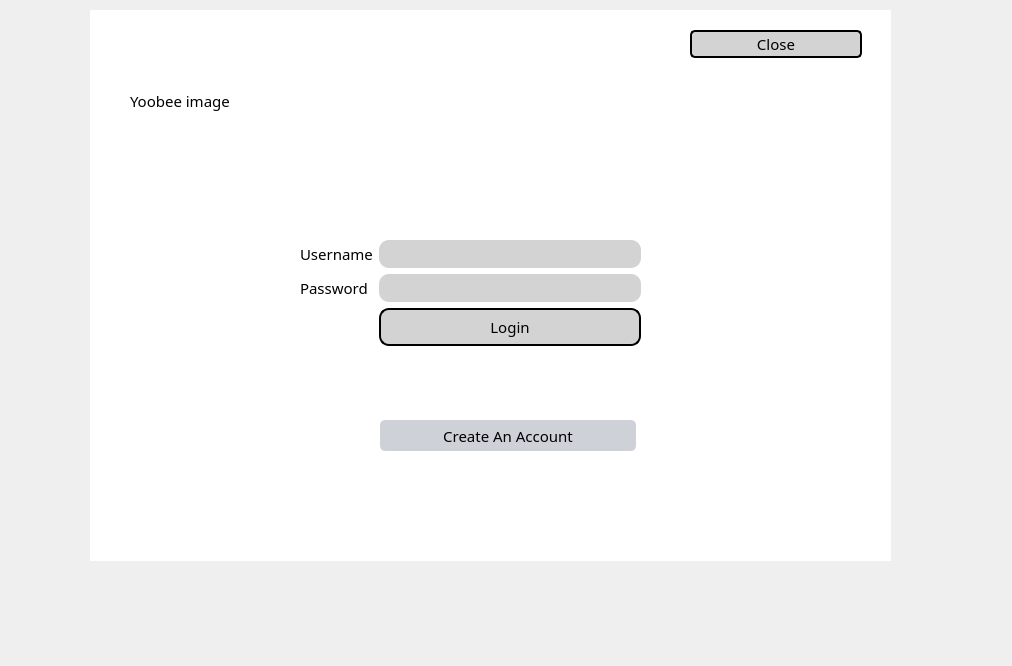
This is NewWindowChur/loginscreen.ui in jandrealyn/LibraryQtSystem as Qt 5 draws it before an edit. The edited form follows.
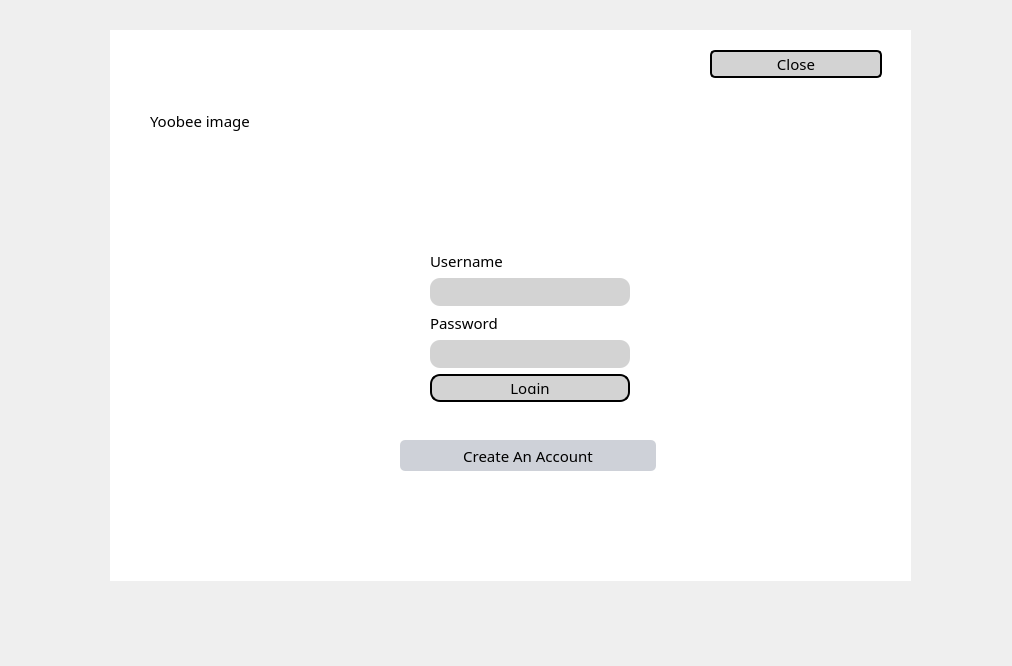
This is the edited form.

What changed in the file:
```diff
--- a/NewWindowChur/loginscreen.ui
+++ b/NewWindowChur/loginscreen.ui
@@ -16,8 +16,8 @@
   <widget class="QFrame" name="gridFrame_3">
    <property name="geometry">
     <rect>
-     <x>90</x>
-     <y>10</y>
+     <x>110</x>
+     <y>30</y>
      <width>801</width>
      <height>551</height>
     </rect>
@@ -93,40 +93,40 @@
    <widget class="QWidget" name="gridLayoutWidget">
     <property name="geometry">
      <rect>
-      <x>210</x>
-      <y>230</y>
-      <width>341</width>
-      <height>159</height>
+      <x>320</x>
+      <y>220</y>
+      <width>200</width>
+      <height>152</height>
      </rect>
     </property>
     <layout class="QGridLayout" name="gridLayout">
-     <item row="0" column="1">
-      <layout class="QFormLayout" name="formLayout_2">
-       <item row="0" column="0">
+     <item row="0" column="0">
+      <layout class="QVBoxLayout" name="verticalLayout">
+       <item>
         <widget class="QLabel" name="label">
          <property name="text">
           <string>Username</string>
          </property>
         </widget>
        </item>
-       <item row="0" column="1">
+       <item>
         <widget class="QLineEdit" name="username_input"/>
        </item>
-       <item row="1" column="0">
+       <item>
         <widget class="QLabel" name="label_2">
          <property name="text">
           <string>Password</string>
          </property>
         </widget>
        </item>
-       <item row="1" column="1">
+       <item>
         <widget class="QLineEdit" name="password_input">
          <property name="echoMode">
           <enum>QLineEdit::Password</enum>
          </property>
         </widget>
        </item>
-       <item row="2" column="1">
+       <item>
         <widget class="QPushButton" name="login">
          <property name="styleSheet">
           <string notr="true">*{
```
